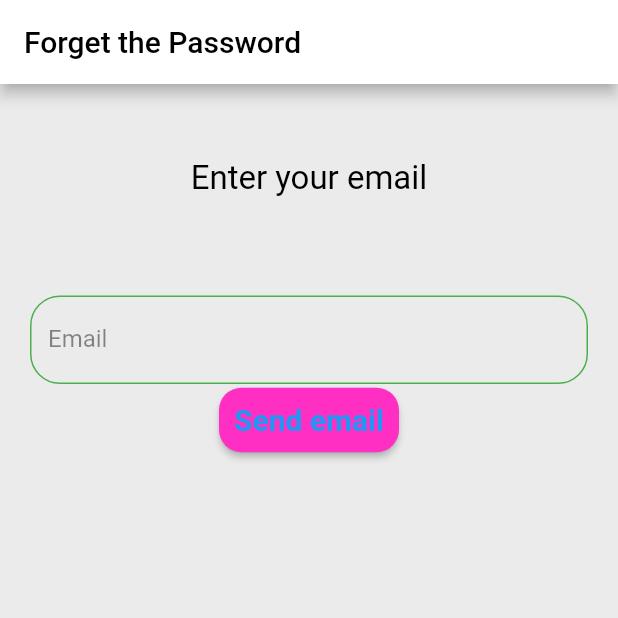
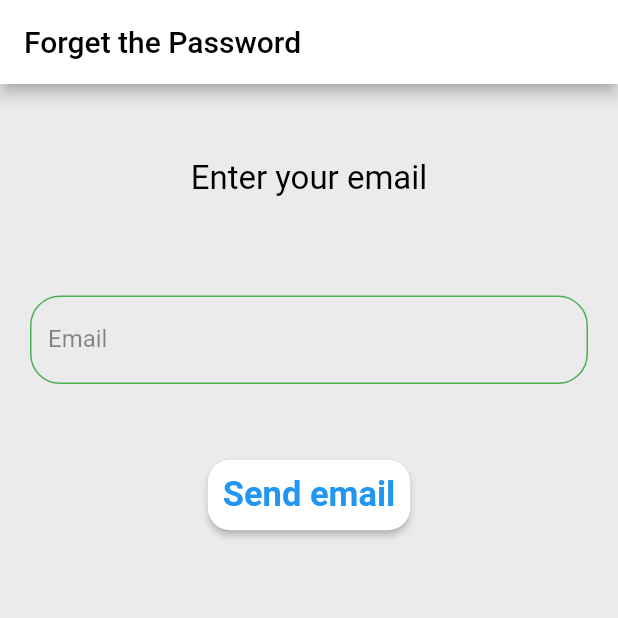
Before and after one commit to ALbaron-Awad/ighatha, a Flutter app: the ForgetScreen screen opened directly, on a phone screen of 412 x 824 dp, the top half of it. Run offline on Flutter 3.47's test engine with Material 2 defaults, Android fonts, the phone set to English and light mode, and no system bars; our stand-ins replace firebase_auth, font_awesome_flutter; accounts and stored records are empty.

Commit message:
box size

```diff
--- a/lib/ForgetScreen.dart
+++ b/lib/ForgetScreen.dart
@@ -72,14 +72,16 @@ class _ForgetScreen  extends State<ForgetScreen>{
                   enabledBorder:OutlineInputBorder(
                     borderRadius: BorderRadius.circular(20),
                     borderSide: BorderSide(color: Colors.green),
-                  ),
-                  focusedBorder:OutlineInputBorder(
-                    borderRadius: BorderRadius.circular(20),
-                    borderSide: BorderSide(color: Colors.green),
-                  ),
+                  ),focusedBorder:OutlineInputBorder(
+                  borderRadius: BorderRadius.circular(20),
+                  borderSide: BorderSide(color: Colors.green),
+                ),
                 ),
               ),
               ),
+            ),
+            SizedBox(
+              height: 50,
             ),
             Padding(
               padding: EdgeInsets.only(left: 20 , right: 20),
@@ -93,18 +95,16 @@ class _ForgetScreen  extends State<ForgetScreen>{
                 shape: RoundedRectangleBorder(
               borderRadius: BorderRadius.circular(15),
     ),
-    color: Color(0xffff2fc3),
+    color: Colors.white,
     child: Text("Send email", style:
     TextStyle(color:  Colors.blue,
-    fontSize: 20,fontWeight: FontWeight.bold,),),
+    fontSize: 23,fontWeight: FontWeight.bold,),),
     padding:  EdgeInsets.all(10),
               )
             )
-
           ],
         ),
         ),
-
       ),
       ),
     );
```
